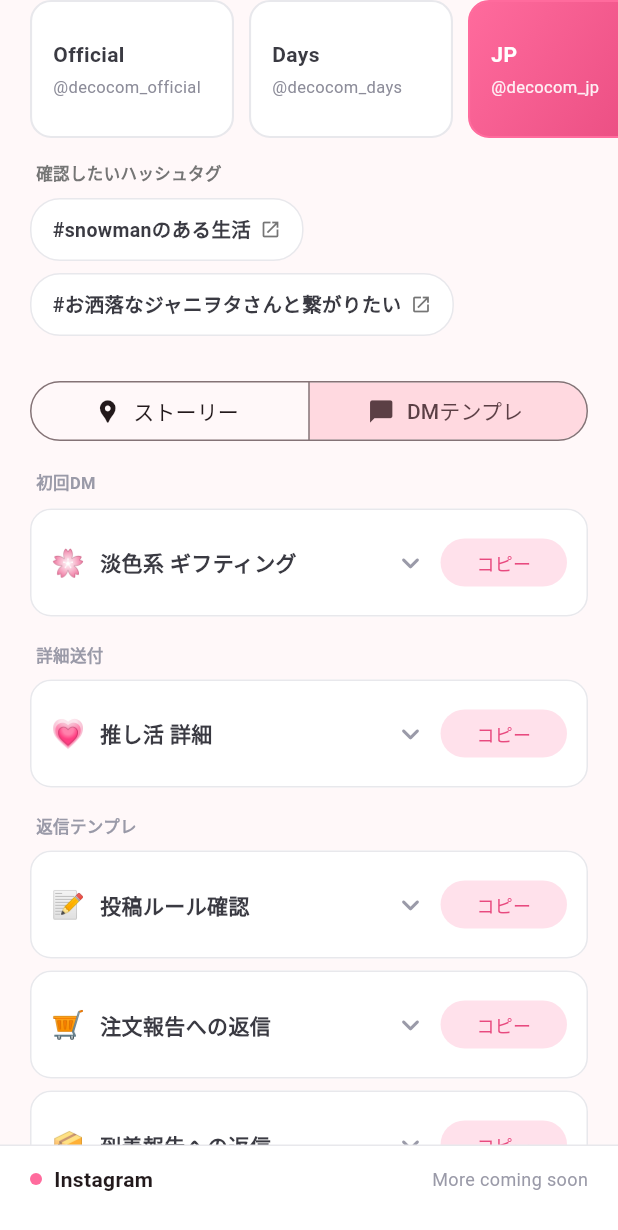
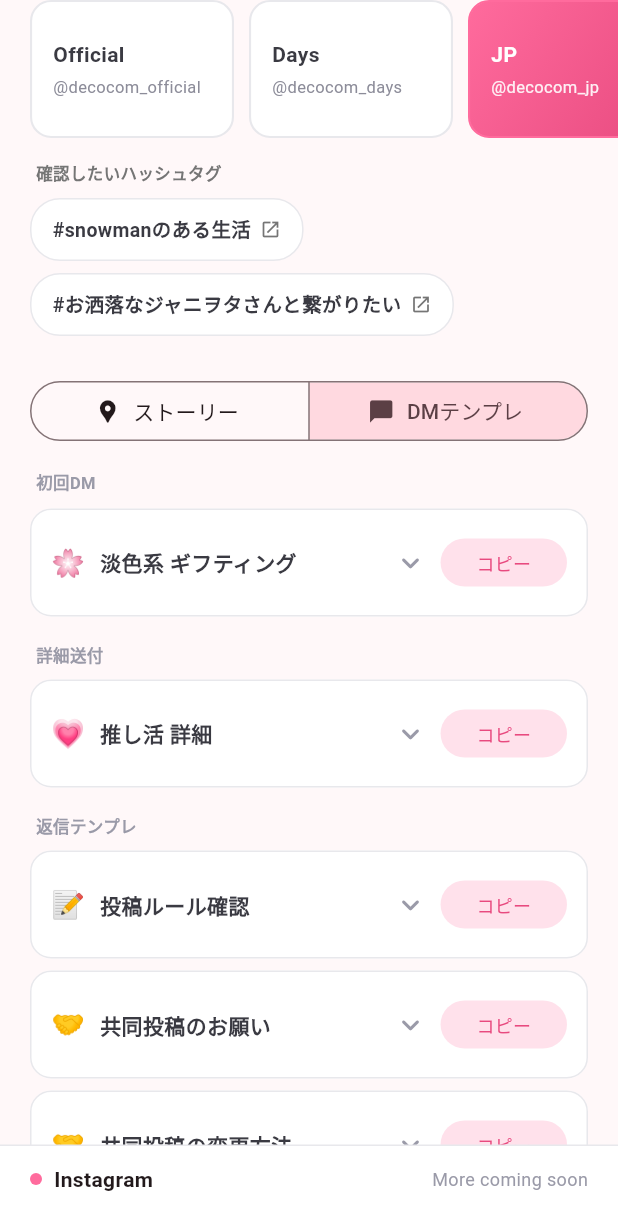
Before and after one commit to decoration-company/decocom_memo_flutter, a Flutter app: the screen it shows after launch, after a tap on "Days", after a tap on "JP", after a tap on "DMテンプレ", on a phone screen of 412 x 824 dp. Shown: the top 1230 px of the screen. Run offline on Flutter 3.47's test engine with Material 3 defaults, Android fonts, the phone set to English and light mode, and no system bars; our stand-ins replace flutter_riverpod, go_router.

Commit message:
各アカウント向けに共同投稿テンプレートを追加
official・days・jp それぞれの共同投稿依頼文と変更手順テンプレートを追加し、投稿後フォロー対応をアカウント別に使い分けられるようにする。

Made-with: Cursor

```diff
--- a/lib/features/instagram/data/instagram_local_data.dart
+++ b/lib/features/instagram/data/instagram_local_data.dart
@@ -124,6 +124,28 @@ https://decocom.onelink.me/IkPp/gift
 ※在庫確保の関係で、{deadline}までにご注文をお願いしております。
 ご不明点があればいつでもお気軽にご連絡ください☺️''',
         ),
+        DmTemplate(
+          id: 'official-collab-post-request',
+          category: '返信テンプレ',
+          title: '共同投稿のお願い',
+          icon: '🤝',
+          text: '''この度は素敵な投稿ありがとうございました🙌💕
+投稿を拝見させていただき、とてもセンスがよくて、推しへの愛が伝わり、デコカンのケースをかわいく使ってくれてすごく嬉しかったです🥹✨本当にありがとうございます🙇‍♀️
+
+もしよろしければ「共同投稿」に変更していただくことは可能でしょうか？
+@decocom_official のプロフィールにも載る形になるので、もっとたくさんの人にこの世界観をお届けしたいと思っています！
+変更方法がわかりにくければお伝えします🫶
+もちろんご負担があれば全然大丈夫です！よろしくお願いします🙌''',
+        ),
+        DmTemplate(
+          id: 'official-collab-post-howto',
+          category: '返信テンプレ',
+          title: '共同投稿の変更方法',
+          icon: '🤝',
+          text: '''変更方法以下になります🙌
+投稿の右上「…」→ 編集 →「共同投稿者を追加」→ @decocom_official を選択
+お手数おかけして大変恐縮ですがよろしくお願いします🙇‍♀️''',
+        ),
       ],
       InstagramAccount.days: <DmTemplate>[
         DmTemplate(
@@ -208,6 +230,28 @@ https://decocom.onelink.me/IkPp/gift
 ※在庫確保の関係上、上記日程を目安にご注文いただけると助かります🙏
 不明点があれば、いつでも何でもお気軽に聞いてくださいね😊''',
         ),
+        DmTemplate(
+          id: 'days-collab-post-request',
+          category: '返信テンプレ',
+          title: '共同投稿のお願い',
+          icon: '🤝',
+          text: '''この度は素敵な投稿ありがとうございました🙌💕
+投稿を拝見させていただき、とてもセンスがよくて、推しへの愛が伝わり、デコカンのケースをかわいく使ってくれてすごく嬉しかったです🥹✨本当にありがとうございます🙇‍♀️
+
+もしよろしければ「共同投稿」に変更していただくことは可能でしょうか？
+@decocom_days のプロフィールにも載る形になるので、もっとたくさんの人にこの世界観をお届けしたいと思っています！
+変更方法がわかりにくければお伝えします🫶
+もちろんご負担があれば全然大丈夫です！よろしくお願いします🙌''',
+        ),
+        DmTemplate(
+          id: 'days-collab-post-howto',
+          category: '返信テンプレ',
+          title: '共同投稿の変更方法',
+          icon: '🤝',
+          text: '''変更方法以下になります🙌
+投稿の右上「…」→ 編集 →「共同投稿者を追加」→ @decocom_days を選択
+お手数おかけして大変恐縮ですがよろしくお願いします🙇‍♀️''',
+        ),
       ],
       InstagramAccount.jp: <DmTemplate>[
         DmTemplate(
@@ -274,6 +318,28 @@ https://decocom.onelink.me/IkPp/gift
 ・ハッシュタグ：#デコカン #着せ替えスマホ #PR を必ず記載
 その他＃推しがいる生活＃淡色○○など自由につけてOKです🙆‍♀️
 ご投稿楽しみにしております！引き続きよろしくお願いします😊''',
+        ),
+        DmTemplate(
+          id: 'jp-collab-post-request',
+          category: '返信テンプレ',
+          title: '共同投稿のお願い',
+          icon: '🤝',
+          text: '''この度は素敵な投稿ありがとうございました🙌💕
+投稿を拝見させていただき、とてもセンスがよくて、推しへの愛が伝わり、デコカンのケースをかわいく使ってくれてすごく嬉しかったです🥹✨本当にありがとうございます🙇‍♀️
+
+もしよろしければ「共同投稿」に変更していただくことは可能でしょうか？
+@decocom_jp のプロフィールにも載る形になるので、もっとたくさんの人にこの世界観をお届けしたいと思っています！
+変更方法がわかりにくければお伝えします🫶
+もちろんご負担があれば全然大丈夫です！よろしくお願いします🙌''',
+        ),
+        DmTemplate(
+          id: 'jp-collab-post-howto',
+          category: '返信テンプレ',
+          title: '共同投稿の変更方法',
+          icon: '🤝',
+          text: '''変更方法以下になります🙌
+投稿の右上「…」→ 編集 →「共同投稿者を追加」→ @decocom_jp を選択
+お手数おかけして大変恐縮ですがよろしくお願いします🙇‍♀️''',
         ),
       ],
     };
```
